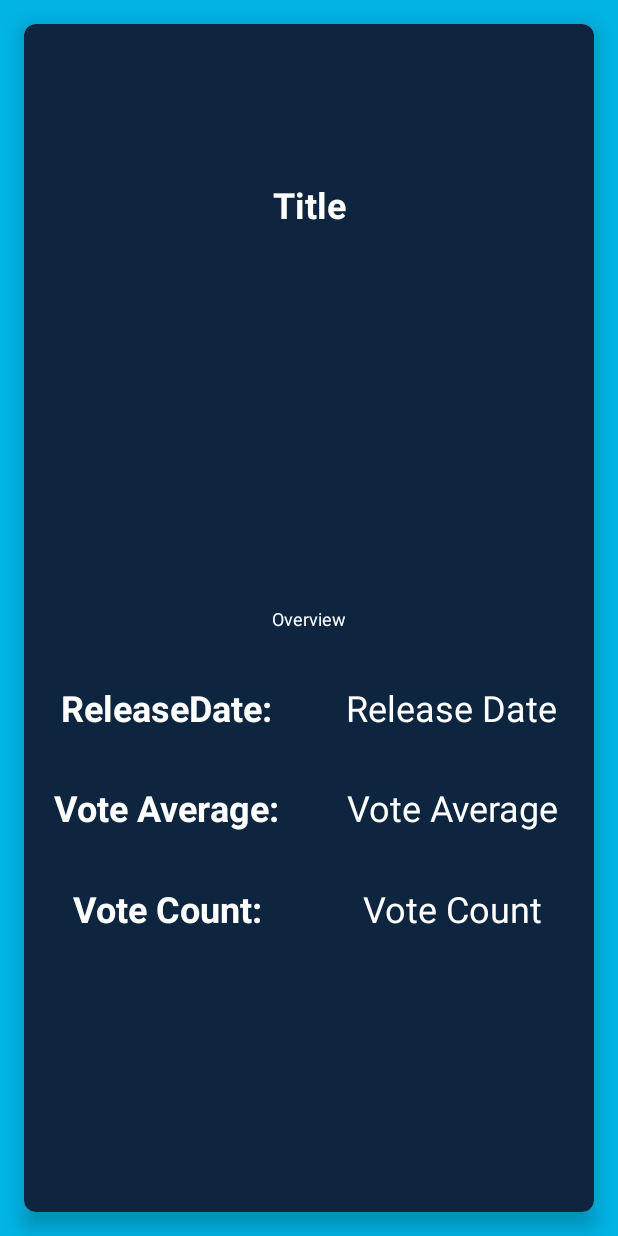
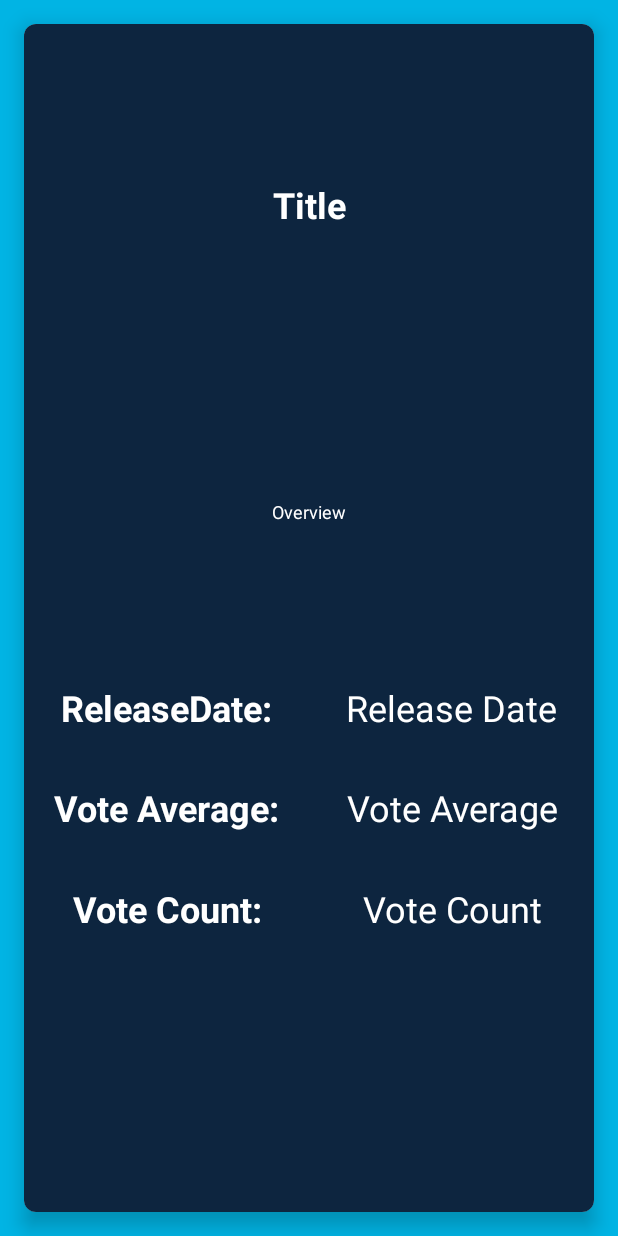
Before and after one commit to jorgetargz/TMDBAndroidApp, an Android app: the layout fragment_details_movie.xml on its own in the app's theme, with its tools: preview values and no code run, on a phone screen of 412 x 824 dp. Run offline under Robolectric (Android 15) with nearby library versions, the phone set to English and light mode, and no system bars.

Commit message:
using nested scrollView for overview tv

```diff
--- a/app/src/main/res/layout/fragment_details_movie.xml
+++ b/app/src/main/res/layout/fragment_details_movie.xml
@@ -53,6 +53,12 @@
                     app:layout_constraintStart_toStartOf="parent"
                     app:layout_constraintTop_toBottomOf="@id/tvValueTitle" />
 
+                <androidx.core.widget.NestedScrollView
+                    android:layout_width="match_parent"
+                    android:layout_height="120dp"
+                    app:layout_constraintBottom_toTopOf="@+id/guideline2"
+                    app:layout_constraintEnd_toEndOf="parent"
+                    app:layout_constraintStart_toStartOf="parent">
 
                 <com.google.android.material.textview.MaterialTextView
                     android:id="@+id/tvValueOverview"
@@ -62,10 +68,12 @@
                     android:layout_marginStart="16dp"
                     android:layout_marginEnd="16dp"
                     android:text="@string/value_overview"
-                    app:layout_constraintBottom_toTopOf="@+id/guideline2"
+                    app:layout_constraintBottom_toTopOf="parent"
+                    app:layout_constraintBottom_toBottomOf="parent"
                     app:layout_constraintEnd_toEndOf="parent"
                     app:layout_constraintStart_toStartOf="parent" />
 
+                </androidx.core.widget.NestedScrollView>
                 <com.google.android.material.textview.MaterialTextView
                     android:id="@+id/tvKeyReleaseDate"
                     style="@style/TextAppearance.AppCompat.Medium.Key"
```
Also changed, not shown: app/src/main/res/layout/fragment_details_tv_show.xml (+11 -1 lines).
